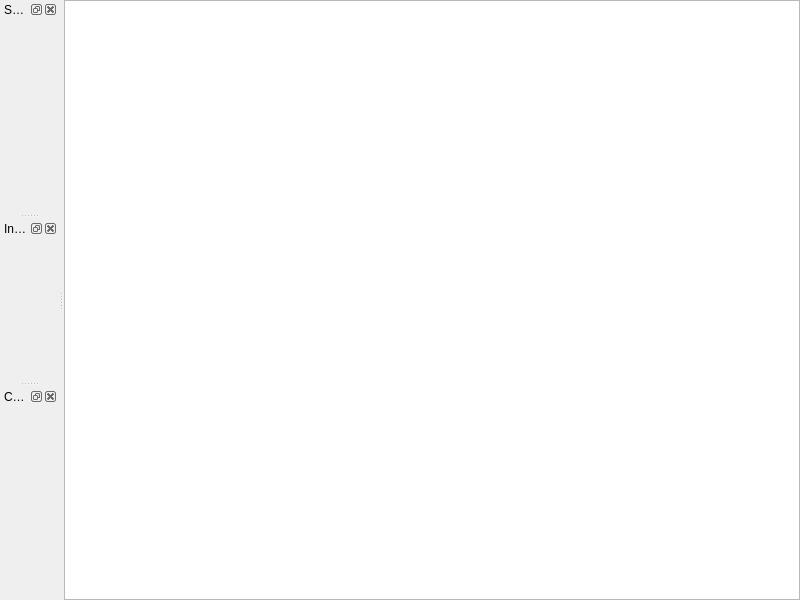
This is cecog/gui/helpbrowser/assistant.ui in CellCognition/cecog as Qt 5 draws it before an edit. The edited form follows.
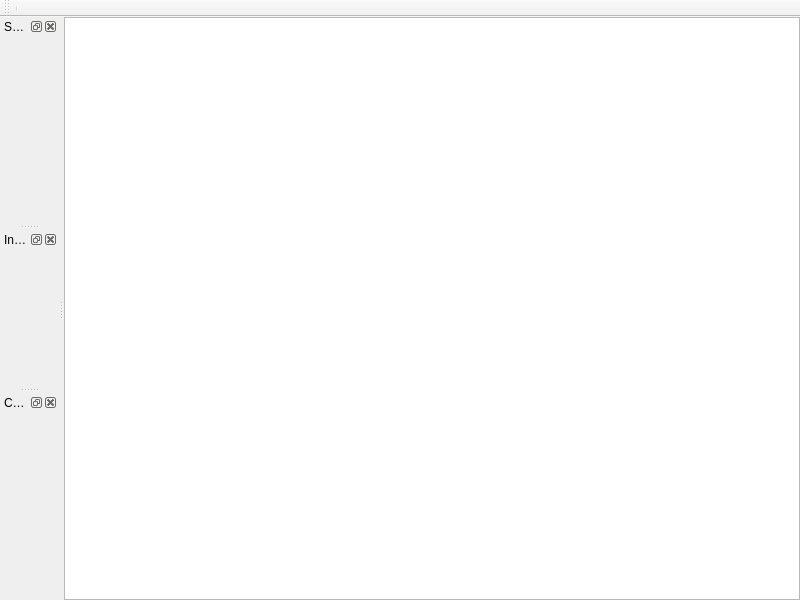
This is the edited form. Icons and pictures are not drawn.

Diff of the .ui file:
```diff
--- a/cecog/gui/helpbrowser/assistant.ui
+++ b/cecog/gui/helpbrowser/assistant.ui
@@ -136,6 +136,18 @@
     </layout>
    </widget>
   </widget>
+  <widget class="QToolBar" name="toolBar">
+   <property name="windowTitle">
+    <string>toolBar</string>
+   </property>
+   <attribute name="toolBarArea">
+    <enum>TopToolBarArea</enum>
+   </attribute>
+   <attribute name="toolBarBreak">
+    <bool>false</bool>
+   </attribute>
+   <addaction name="separator"/>
+  </widget>
  </widget>
  <resources>
   <include location="../../../qrc/at_rc.qrc"/>
```
Left out of the diff: 4 changed lines with no effect on the pictures.
